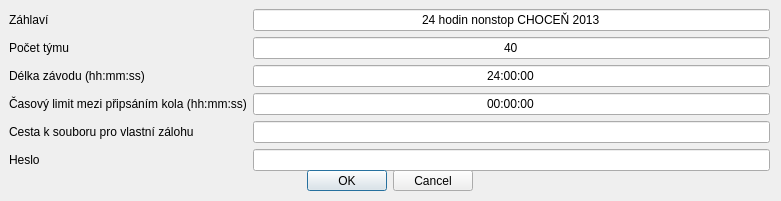
First picture: the form in settings.ui, repository aITy/24hoursRace, before the edit.
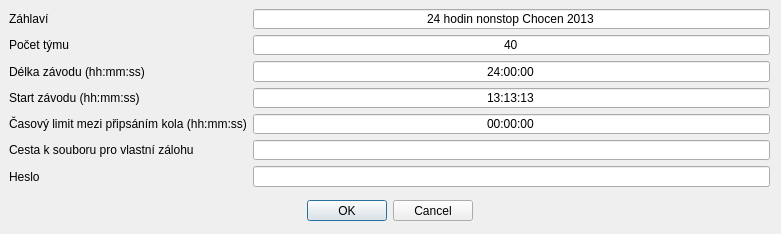
Second picture: the form after the edit.

Diff of the .ui file:
```diff
--- a/settings.ui
+++ b/settings.ui
@@ -7,7 +7,7 @@
     <x>0</x>
     <y>0</y>
     <width>781</width>
-    <height>201</height>
+    <height>234</height>
    </rect>
   </property>
   <property name="windowTitle">
@@ -19,7 +19,7 @@
      <x>9</x>
      <y>9</y>
      <width>761</width>
-     <height>171</height>
+     <height>178</height>
     </rect>
    </property>
    <layout class="QFormLayout" name="settingsLayout">
@@ -33,16 +33,6 @@
       </property>
      </widget>
     </item>
-    <item row="0" column="1">
-     <widget class="QLineEdit" name="headlineLineEdit">
-      <property name="text">
-       <string>24 hodin nonstop CHOCEŇ 2013</string>
-      </property>
-      <property name="alignment">
-       <set>Qt::AlignCenter</set>
-      </property>
-     </widget>
-    </item>
     <item row="1" column="0">
      <widget class="QLabel" name="teamsCountLabel">
       <property name="text">
@@ -77,14 +67,14 @@
       </property>
      </widget>
     </item>
-    <item row="3" column="0">
+    <item row="4" column="0">
      <widget class="QLabel" name="asovLimitMeziPIpsNMKolaLabel">
       <property name="text">
        <string>Časový limit mezi připsáním kola (hh:mm:ss)</string>
       </property>
      </widget>
     </item>
-    <item row="3" column="1">
+    <item row="4" column="1">
      <widget class="QLineEdit" name="roundAdditionLimitLineEdit">
       <property name="text">
        <string>00:00:00</string>
@@ -94,37 +84,67 @@
       </property>
      </widget>
     </item>
-    <item row="4" column="0">
+    <item row="5" column="0">
      <widget class="QLabel" name="cestaKSouboruProVlastnZLohuLabel">
       <property name="text">
        <string>Cesta k souboru pro vlastní zálohu</string>
       </property>
      </widget>
     </item>
-    <item row="4" column="1">
-     <widget class="QLineEdit" name="filepathLineEdit">
-      <property name="alignment">
-       <set>Qt::AlignCenter</set>
-      </property>
-     </widget>
-    </item>
     <item row="5" column="1">
+     <widget class="QLineEdit" name="filepathLineEdit">
+      <property name="alignment">
+       <set>Qt::AlignCenter</set>
+      </property>
+     </widget>
+    </item>
+    <item row="6" column="1">
      <widget class="QLineEdit" name="passwordLineEdit"/>
     </item>
-    <item row="5" column="0">
+    <item row="6" column="0">
      <widget class="QLabel" name="passwordLabel">
       <property name="text">
        <string>Heslo</string>
       </property>
      </widget>
     </item>
+    <item row="0" column="1">
+     <widget class="QLineEdit" name="headlineLineEdit">
+      <property name="styleSheet">
+       <string notr="true"/>
+      </property>
+      <property name="text">
+       <string>24 hodin nonstop Chocen 2013</string>
+      </property>
+      <property name="alignment">
+       <set>Qt::AlignCenter</set>
+      </property>
+     </widget>
+    </item>
+    <item row="3" column="0">
+     <widget class="QLabel" name="raceStartLabel">
+      <property name="text">
+       <string>Start závodu (hh:mm:ss)</string>
+      </property>
+     </widget>
+    </item>
+    <item row="3" column="1">
+     <widget class="QLineEdit" name="raceStartLineEdit">
+      <property name="text">
+       <string>13:13:13</string>
+      </property>
+      <property name="alignment">
+       <set>Qt::AlignCenter</set>
+      </property>
+     </widget>
+    </item>
    </layout>
   </widget>
   <widget class="QDialogButtonBox" name="buttonBox">
    <property name="geometry">
     <rect>
      <x>10</x>
-     <y>170</y>
+     <y>200</y>
      <width>760</width>
      <height>21</height>
     </rect>
```
